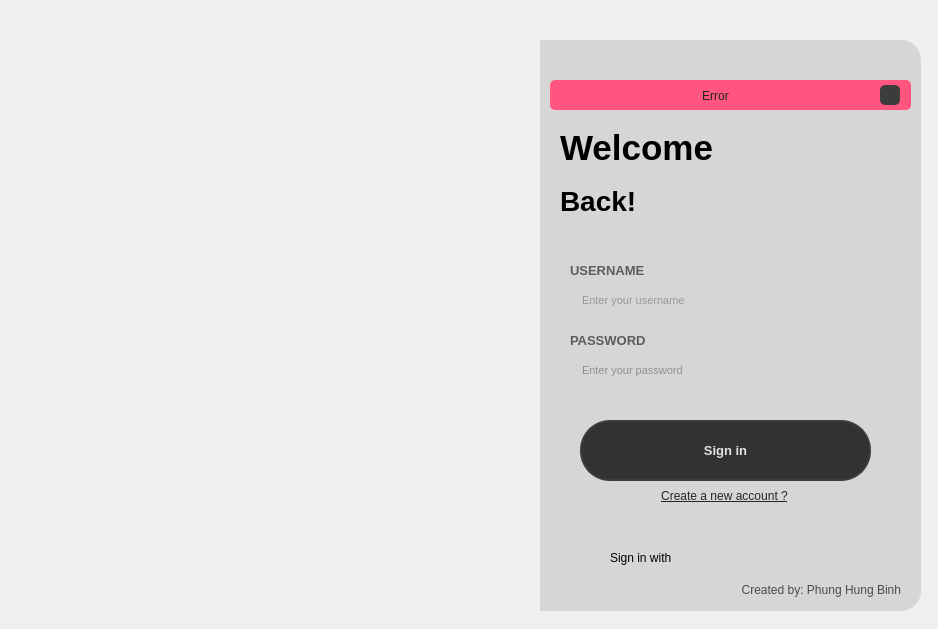
Old version of the form Login.ui in the repository leonardin999/Restaurant-Management-Systems-GUI-RMS-.
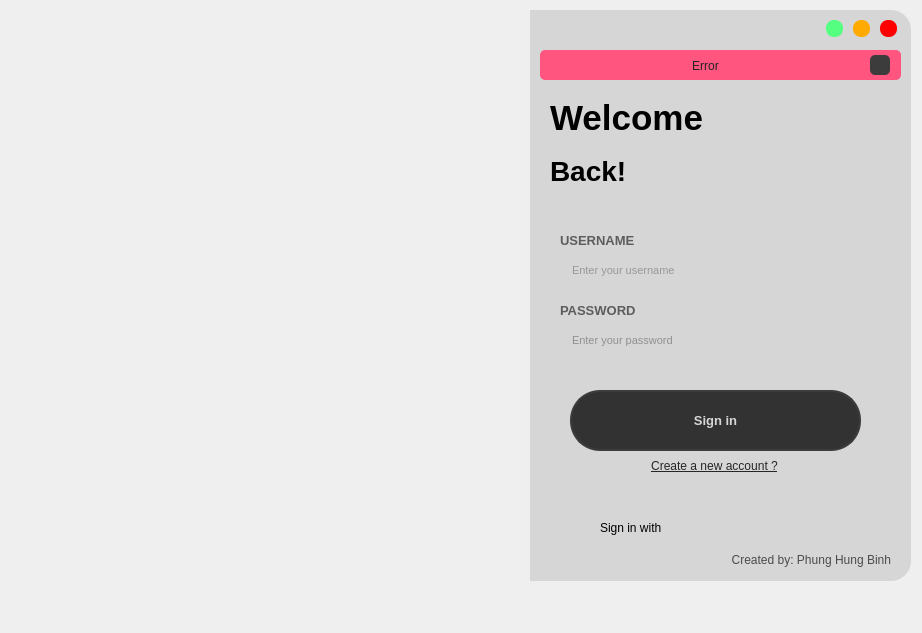
New version of the form. The open tabs and pages were chosen to show the change. Icons and pictures are not drawn.

Patch:
```diff
--- a/Login.ui
+++ b/Login.ui
@@ -6,40 +6,19 @@
    <rect>
     <x>0</x>
     <y>0</y>
-    <width>938</width>
-    <height>629</height>
+    <width>922</width>
+    <height>633</height>
    </rect>
   </property>
   <property name="windowTitle">
    <string>MainWindow</string>
   </property>
   <widget class="QWidget" name="centralwidget">
-   <widget class="QFrame" name="frame">
-    <property name="geometry">
-     <rect>
-      <x>20</x>
-      <y>40</y>
-      <width>521</width>
-      <height>571</height>
-     </rect>
-    </property>
-    <property name="styleSheet">
-     <string notr="true">background-image:url(:/images/images/Special Healthy Salad Restaurant Menu Instagram Post.png);
-border-top-left-radius: 20px;
-border-bottom-left-radius: 20px;</string>
-    </property>
-    <property name="frameShape">
-     <enum>QFrame::StyledPanel</enum>
-    </property>
-    <property name="frameShadow">
-     <enum>QFrame::Raised</enum>
-    </property>
-   </widget>
    <widget class="QFrame" name="login_area">
     <property name="geometry">
      <rect>
-      <x>540</x>
-      <y>40</y>
+      <x>530</x>
+      <y>10</y>
       <width>381</width>
       <height>571</height>
      </rect>
@@ -715,7 +694,8 @@
 	background-color: rgb(50, 50, 50);
 	border: 2px solid rgb(60, 60, 60);
 	border-radius: 30px;
-	color: rgb(227, 227, 227);
+	
+	color: rgb(214, 214, 214);
 }
 QPushButton:hover {	
 	background-color: rgb(60, 60, 60);
@@ -986,24 +966,136 @@
       <rect>
        <x>350</x>
        <y>10</y>
-       <width>24</width>
-       <height>24</height>
+       <width>17</width>
+       <height>17</height>
       </rect>
      </property>
+     <property name="minimumSize">
+      <size>
+       <width>16</width>
+       <height>16</height>
+      </size>
+     </property>
+     <property name="maximumSize">
+      <size>
+       <width>17</width>
+       <height>17</height>
+      </size>
+     </property>
+     <property name="toolTip">
+      <string>Close</string>
+     </property>
      <property name="styleSheet">
       <string notr="true">QPushButton {
-	border-radius: 5px;	
-	
-	background-image: url(:/24x24/images/log-out_2.png);
-	background-position: center;	
-	background-color: transparent;
+	border: none;
+	border-radius: 8px;		
+	background-color: rgb(255, 0, 0);
 }
-</string>
+QPushButton:hover {		
+	background-color: rgba(255, 0, 0, 150);
+}</string>
      </property>
      <property name="text">
       <string/>
      </property>
     </widget>
+    <widget class="QPushButton" name="btn_minimize">
+     <property name="geometry">
+      <rect>
+       <x>323</x>
+       <y>10</y>
+       <width>17</width>
+       <height>17</height>
+      </rect>
+     </property>
+     <property name="minimumSize">
+      <size>
+       <width>16</width>
+       <height>16</height>
+      </size>
+     </property>
+     <property name="maximumSize">
+      <size>
+       <width>17</width>
+       <height>17</height>
+      </size>
+     </property>
+     <property name="toolTip">
+      <string>Minimize</string>
+     </property>
+     <property name="styleSheet">
+      <string notr="true">QPushButton {
+	border: none;
+	border-radius: 8px;		
+	background-color: rgb(255, 170, 0);
+}
+QPushButton:hover {	
+	background-color: rgba(255, 170, 0, 150);
+}</string>
+     </property>
+     <property name="text">
+      <string/>
+     </property>
+    </widget>
+    <widget class="QPushButton" name="btn_maximize">
+     <property name="geometry">
+      <rect>
+       <x>296</x>
+       <y>10</y>
+       <width>17</width>
+       <height>17</height>
+      </rect>
+     </property>
+     <property name="minimumSize">
+      <size>
+       <width>16</width>
+       <height>16</height>
+      </size>
+     </property>
+     <property name="maximumSize">
+      <size>
+       <width>17</width>
+       <height>17</height>
+      </size>
+     </property>
+     <property name="toolTip">
+      <string>Maximize</string>
+     </property>
+     <property name="styleSheet">
+      <string notr="true">QPushButton {
+	border: none;
+	border-radius: 8px;	
+	background-color: rgb(85, 255, 127);
+}
+QPushButton:hover {	
+	background-color: rgba(85, 255, 127, 150);
+}</string>
+     </property>
+     <property name="text">
+      <string/>
+     </property>
+    </widget>
+   </widget>
+   <widget class="QFrame" name="frame">
+    <property name="geometry">
+     <rect>
+      <x>10</x>
+      <y>10</y>
+      <width>521</width>
+      <height>571</height>
+     </rect>
+    </property>
+    <property name="styleSheet">
+     <string notr="true">background-image: url(:/images/images/Special Healthy Salad Restaurant Menu Instagram Post.png);
+border-top-left-radius: 20px;
+border-bottom-left-radius: 20px;</string>
+    </property>
+    <property name="frameShape">
+     <enum>QFrame::StyledPanel</enum>
+    </property>
+    <property name="frameShadow">
+     <enum>QFrame::Raised</enum>
+    </property>
    </widget>
   </widget>
  </widget>
```
Left out of the diff: 59 changed lines with no effect on the pictures.
